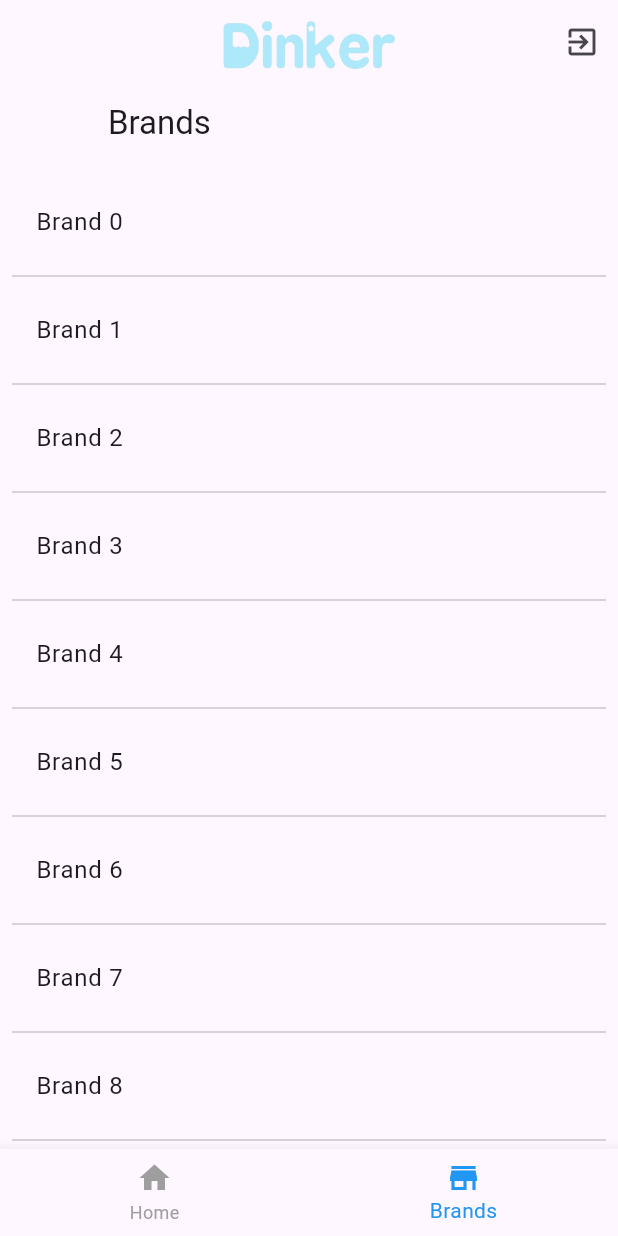
After one commit to yunseoLee0343/new-dinker-front-flutter, a Flutter app: the screen it shows after launch, item 2 of the bottom bar chosen, after a tap on the "exit to app" icon, on a phone screen of 412 x 824 dp. The commit adds this screen. Run offline on Flutter 3.47's test engine with Material 3 defaults, Android fonts, the phone set to English and light mode, and no system bars; our stand-ins replace bloc, carousel_slider, equatable, firebase_auth, firebase_core, flutter_bloc and 5 more; accounts and stored records are empty.

Commit message:
refactor : Improve fetch routing

```diff
--- a/lib/app/view/app.dart
+++ b/lib/app/view/app.dart
@@ -3,6 +3,11 @@ import 'package:flutter/material.dart';
 import 'package:flutter_bloc/flutter_bloc.dart';
 import 'package:new_dinker/app/app.dart';
 import 'package:new_dinker/theme.dart';
+
+import 'package:new_dinker/navigate/bloc/navigate_bloc.dart';
+import 'package:new_dinker/home/view/home_page.dart';
+
+import '../../fetch/view/brand.dart';
 
 class App extends StatelessWidget {
   const App({
@@ -32,13 +37,22 @@ class AppView extends StatelessWidget {
 
   @override
   Widget build(BuildContext context) {
-    final appState = context.select((AppBloc bloc) => bloc.state);
-
-    return MaterialApp.router(
-      theme: theme,
-      routerConfig: appRouter(context, appState.status),
-      //routerDelegate: appRouter(context, appState.status).routerDelegate,
-      //routeInformationParser: appRouter(context, appState.status).routeInformationParser,
+    return MaterialApp(
+      home: MultiBlocProvider(
+        providers: [
+          BlocProvider(create: (context) => NavigationBloc()),
+          // Add more bloc providers if needed
+        ],
+        child: BlocBuilder<NavigationBloc, NavigationState>(
+          builder: (context, state) {
+            if (state is NavigationBrandsState) {
+              return BrandPage();
+            } else {
+              return HomePage();
+            }
+          },
+        ),
+      ),
     );
   }
 }
--- /dev/null
+++ b/lib/fetch/view/brand.dart
@@ -0,0 +1,98 @@
+import 'package:flutter/cupertino.dart';
+import 'package:flutter/material.dart';
+import 'package:flutter_bloc/flutter_bloc.dart';
+import 'package:go_router/go_router.dart';
+
+import 'package:new_dinker/app/bloc/app_bloc.dart';
+
+import '../../navigate/bloc/navigate_bloc.dart';
+
+class BrandPage extends StatefulWidget {
+  @override
+  State<BrandPage> createState() => _BrandPageState();
+}
+
+class _BrandPageState extends State<BrandPage> {
+  @override
+  Widget build(BuildContext context) {
+    final navigationBloc = BlocProvider.of<NavigationBloc>(context);
+
+    return Scaffold(
+      appBar: AppBar(
+        title: Image.asset('assets/logo.png', width: MediaQuery.sizeOf(context).width/3,),
+        centerTitle: true,
+        actions: <Widget>[
+          IconButton(
+            icon: const Icon(Icons.exit_to_app),
+            onPressed: () {
+              context.read<AppBloc>().add(const AppLogoutRequested());
+            },
+          ),
+        ],
+      ),
+
+      bottomNavigationBar: BottomNavigationBar(
+        items: const <BottomNavigationBarItem>[
+          BottomNavigationBarItem(
+            icon: Icon(Icons.home),
+            label: 'Home',
+          ),
+          BottomNavigationBarItem(
+            icon: Icon(Icons.store),
+            label: 'Brands',
+          ),
+        ],
+        selectedItemColor: Colors.blue,
+        unselectedItemColor: Colors.grey,
+        currentIndex: selectedIndex,
+        onTap: (int index) {
+          switch (index) {
+            case 0:
+              navigationBloc.add(NavigationEvent.home);
+              selectedIndex = 0;
+              break;
+            case 1:
+              navigationBloc.add(NavigationEvent.brands);
+              selectedIndex = 1;
+              break;
+          }
+        },
+      ),
+
+      body: SafeArea(
+        child: CustomScrollView(
+          slivers: <Widget>[
+            SliverAppBar(
+              expandedHeight: MediaQuery.sizeOf(context).height/20,
+              pinned: true,
+              flexibleSpace: FlexibleSpaceBar(
+                title: Text('Brands'),
+              ),
+            ),
+            SliverPadding(
+              padding: const EdgeInsets.all(8.0),
+              sliver: SliverList(
+                delegate: SliverChildBuilderDelegate(
+                  (BuildContext context, int index) {
+                    return Column(
+                      children: <Widget>[
+                        ListTile(
+                          title: Text('Brand $index'),
+                          onTap: () {
+                            print('Brand $index');
+                          },
+                        ),
+                        const Divider(),
+                      ],
+                    );
+                  },
+                  childCount: 20,
+                ),
+              ),
+            ),
+          ],
+        ),
+      ),
+    );
+  }
+}
--- a/lib/home/view/home_page.dart
+++ b/lib/home/view/home_page.dart
@@ -4,8 +4,8 @@ import 'package:flutter_bloc/flutter_bloc.dart';
 import 'package:go_router/go_router.dart';
 import 'package:new_dinker/app/app.dart';
 import 'package:new_dinker/home/home.dart';
-
 import 'package:new_dinker/fetch/view/brand.dart';
+import 'package:new_dinker/navigate/bloc/navigate_bloc.dart';
 
 class HomePage extends StatelessWidget {
   const HomePage({super.key});
@@ -14,6 +14,8 @@ class HomePage extends StatelessWidget {
 
   @override
   Widget build(BuildContext context) {
+    final navigationBloc = BlocProvider.of<NavigationBloc>(context);
+
     return Scaffold(
         appBar: AppBar(
           title: Image.asset('assets/logo.png', width: MediaQuery.sizeOf(context).width/3,),
@@ -38,18 +40,19 @@ class HomePage extends StatelessWidget {
               label: 'Brands',
             ),
           ],
-          selectedItemColor: Colors.amber[800],
+          selectedItemColor: Colors.blue,
+          unselectedItemColor: Colors.grey,
+          currentIndex: selectedIndex,
           onTap: (int index) {
-            switch(index){
+            switch (index) {
               case 0:
-                print(context.hashCode);
-                GoRouter.of(context).go('/home');
-                //context.goNamed('/home');
+                print(context.hashCode.toString());
+                navigationBloc.add(NavigationEvent.home);
+                selectedIndex = 0;
                 break;
               case 1:
-                print(context.hashCode);
-                GoRouter.of(context).go('/brands');
-                //context.goNamed('/brands');
+                navigationBloc.add(NavigationEvent.brands);
+                selectedIndex = 1;
                 break;
             }
           },
--- /dev/null
+++ b/lib/navigate/bloc/navigate_bloc.dart
@@ -0,0 +1,31 @@
+import 'dart:async';
+import 'package:bloc/bloc.dart';
+
+var selectedIndex = 0;
+
+enum NavigationEvent { home, brands }
+
+class NavigationBloc extends Bloc<NavigationEvent, NavigationState> {
+  NavigationBloc() : super(NavigationInitial()) {
+    on<NavigationEvent>((event, emit) {
+      emit(mapEventToState(event));
+    });
+  }
+
+  NavigationState mapEventToState(NavigationEvent event) {
+    if (event == NavigationEvent.home) {
+      return NavigationHomeState();
+    } else if (event == NavigationEvent.brands) {
+      return NavigationBrandsState();
+    }
+    return NavigationInitial();
+  }
+}
+
+abstract class NavigationState {}
+
+class NavigationInitial extends NavigationState {}
+
+class NavigationHomeState extends NavigationState {}
+
+class NavigationBrandsState extends NavigationState {}
--- /dev/null
+++ b/lib/navigate/navigate.dart
@@ -0,0 +1 @@
+export 'bloc/navigate_bloc.dart';
```
Also changed, not shown: lib/fetch/fetch.dart (added).
